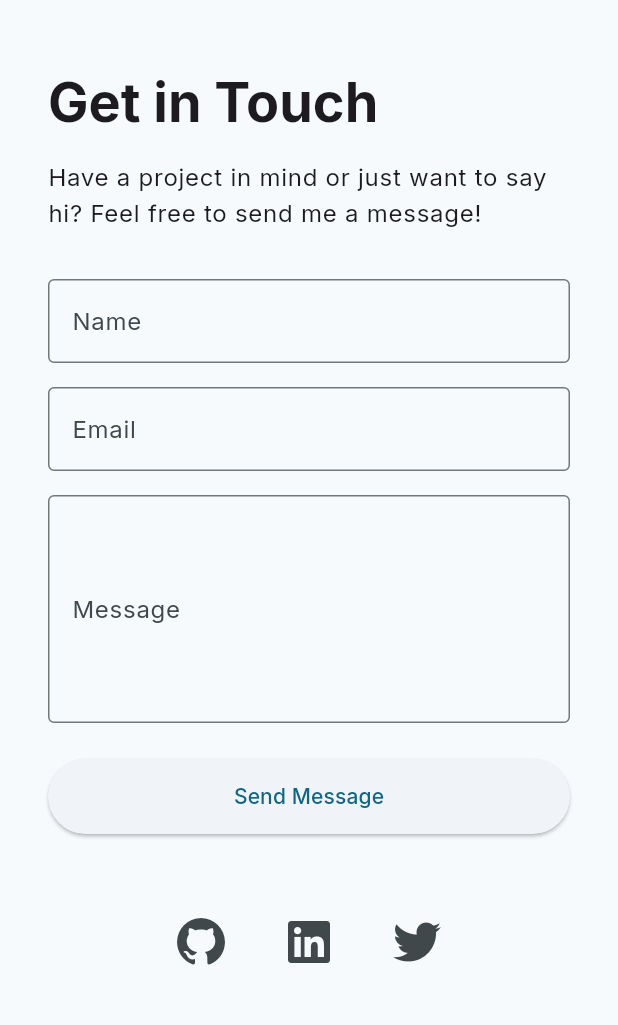
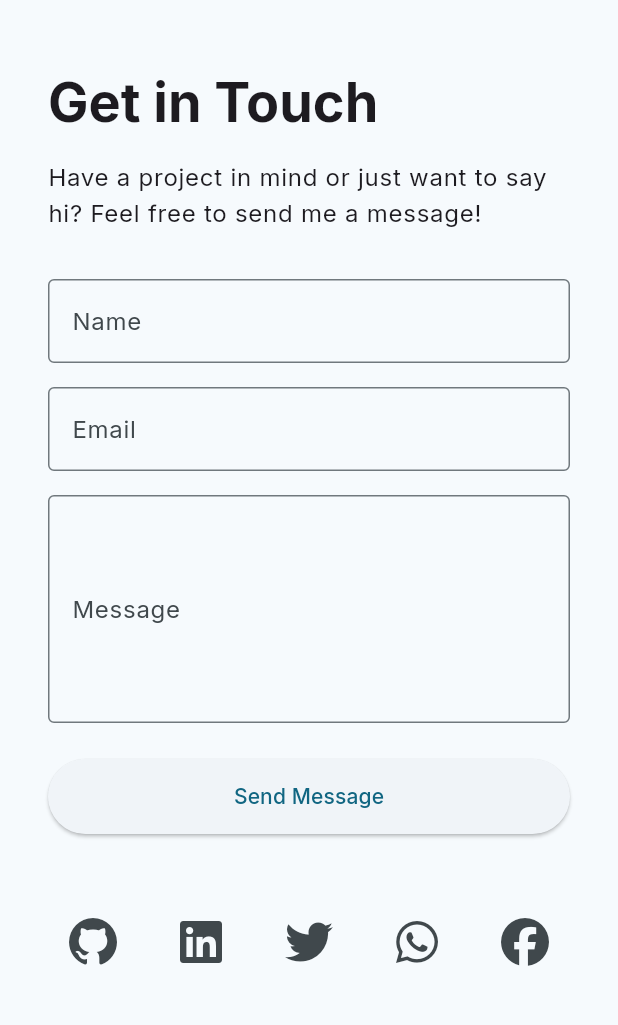
Before and after one commit to yasinalibd02/portfolio, a Flutter app: the ContactPage screen opened by its route, on a phone screen of 412 x 824 dp, the part 63-1088 px from its top. Run offline on Flutter 3.47's test engine with Material 3 defaults, Android fonts, the light colour scheme and no system bars; drawn by our look-alikes of flutter_animate; our stand-ins replace font_awesome_flutter, go_router, google_fonts, url_strategy.

Commit message:
feat: Update app icons, add new social media links, and configure web path URL strategy.

```diff
--- a/lib/main.dart
+++ b/lib/main.dart
@@ -1,8 +1,10 @@
 import 'package:flutter/material.dart';
 import 'package:portfolio/router.dart';
 import 'package:portfolio/theme.dart';
+import 'package:url_strategy/url_strategy.dart';
 
 void main() {
+  setPathUrlStrategy();
   runApp(const MyApp());
 }
 
--- a/lib/pages/contact_page.dart
+++ b/lib/pages/contact_page.dart
@@ -242,6 +242,16 @@ class _ContactPageState extends State<ContactPage> {
                     icon: FontAwesomeIcons.twitter,
                     url: 'https://x.com/YasinAl99967413',
                   ),
+                  const SizedBox(width: 24),
+                  _SocialIcon(
+                    icon: FontAwesomeIcons.whatsapp,
+                    url: 'https://wa.me/01308985262',
+                  ),
+                  const SizedBox(width: 24),
+                  _SocialIcon(
+                    icon: FontAwesomeIcons.facebook,
+                    url: 'https://www.facebook.com/yasinarafat02',
+                  ),
                 ],
               ).animate().fadeIn(delay: 800.ms).scale(),
             ],
```
Also changed, not shown: pubspec.yaml (+15 -51 lines), assets/images/profile_icon.png (added), pubspec.lock, 29 other files.
